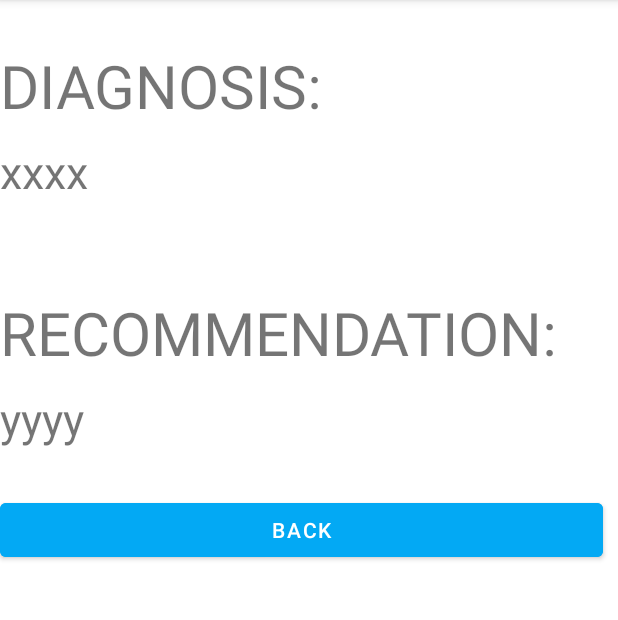
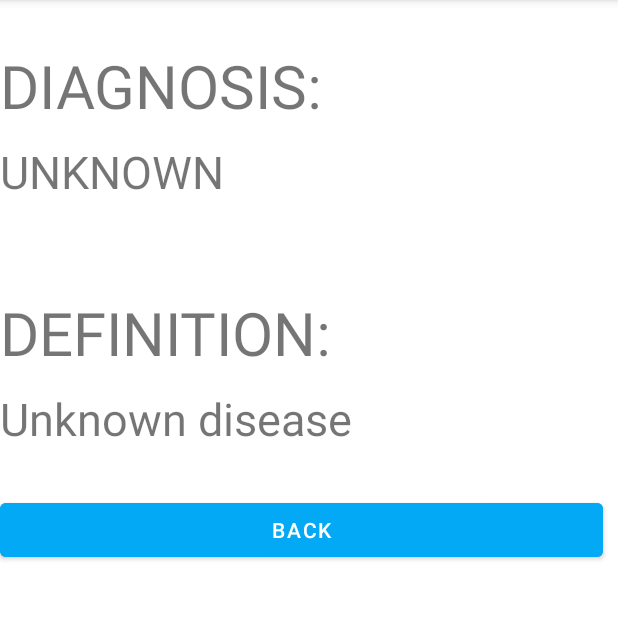
Before and after one commit to mrinkaul/healthcareapp, an Android app: the SymptomsActivity screen opened directly, with no data from a screen before it, after a tap on "DIAGNOSE NOW", on a phone screen of 412 x 824 dp, the part 84-704 px from its top. Run offline under Robolectric (Android 15) with nearby library versions, the phone set to English and light mode, and no system bars.

Commit message:
Integrated VirtualDoctor with Symptoms, Diagnosis and Defintion. Added new Symptoms.java that has all the symptoms booleans. Updated build.gradle for gson to translate Syptoms to string and back while passing between activities

```diff
--- a/app/build.gradle
+++ b/app/build.gradle
@@ -38,4 +38,5 @@ dependencies {
     testImplementation 'junit:junit:4.+'
     androidTestImplementation 'androidx.test.ext:junit:1.1.3'
     androidTestImplementation 'androidx.test.espresso:espresso-core:3.4.0'
+    implementation 'com.google.code.gson:gson:2.8.9'
 }
--- /dev/null
+++ b/app/src/main/java/com/rwc/symptomtracker/doctor/Symptoms.java
@@ -0,0 +1,57 @@
+package com.rwc.symptomtracker.doctor;
+
+public class Symptoms{
+    public Boolean fever;
+    public Boolean long_lasting_cough;
+    public Boolean sneezing;
+    public Boolean bodypain;
+    public Boolean loss_of_appetite;
+    public Boolean night_sweats;
+    public Boolean shaking_chills;
+    public Boolean shortness_of_breath;
+    public Boolean fatigue;
+    public Boolean green_bloody_mucus;
+    public Boolean chest_pains;
+    public Boolean fast_heartrate;
+    public Boolean headache;
+    public Boolean stomachache;
+    public Boolean loss_of_taste;
+    public Boolean swollenlymph;
+    public Boolean loss_of_smell;
+
+    public Symptoms(Boolean fever,
+                    Boolean long_lasting_cough,
+                    Boolean sneezing,
+                    Boolean bodypain,
+                    Boolean loss_of_appetite,
+                    Boolean night_sweats,
+                    Boolean shaking_chills,
+                    Boolean shortness_of_breath,
+                    Boolean fatigue,
+                    Boolean green_bloody_mucus,
+                    Boolean chest_pains,
+                    Boolean fast_heartrate,
+                    Boolean headache,
+                    Boolean stomachache,
+                    Boolean loss_of_taste,
+                    Boolean swollenlymph,
+                    Boolean loss_of_smell) {
+        this.fever = fever;
+        this.long_lasting_cough = long_lasting_cough;
+        this.sneezing = sneezing;
+        this.bodypain = bodypain;
+        this.loss_of_appetite = loss_of_appetite;
+        this.night_sweats = night_sweats;
+        this.shaking_chills = shaking_chills;
+        this.shortness_of_breath = shortness_of_breath;
+        this.fatigue = fatigue;
+        this.green_bloody_mucus = green_bloody_mucus;
+        this.chest_pains = chest_pains;
+        this.fast_heartrate = fast_heartrate;
+        this.headache = headache;
+        this.stomachache = stomachache;
+        this.loss_of_taste = loss_of_taste;
+        this.swollenlymph = swollenlymph;
+        this.loss_of_smell = loss_of_smell;
+    }
+}
--- a/app/src/main/java/com/rwc/symptomtracker/doctor/VirtualDoctor.java
+++ b/app/src/main/java/com/rwc/symptomtracker/doctor/VirtualDoctor.java
@@ -8,7 +8,14 @@ public class VirtualDoctor {
     public static String DIAGNOSIS_UNKNOWN = "UNKNOWN";
     public static String DIAGNOSIS_CHAGAS = "CHAGAS DISEASE";
 
-    public static String diagnose(Boolean fever,
+    public static String DEFINITION_COVID = "Abc .. Do something";
+    public static String DEFINITION_COMMON_COLD = "Add here";
+    public static String DEFINITION_PNEUMONIA = "AA";
+    public static String DEFINITION_TUBERCULOSIS = "AAAA";
+    public static String DEFINITION_CHAGAS = "CCCC";
+    public static String DEFINITION_UNKNOWN = "Unknown disease";
+
+    public static FullDiagnosis diagnose(Boolean fever,
                                   Boolean long_lasting_cough,
                                   Boolean sneezing ,
                                   Boolean bodypain,
@@ -27,20 +34,30 @@ public class VirtualDoctor {
                                   Boolean loss_of_smell){
 
         if (fever && long_lasting_cough && loss_of_taste && loss_of_smell)
-            return DIAGNOSIS_COVID;
+            return new FullDiagnosis(DIAGNOSIS_COVID, DEFINITION_COVID);
         if (!fever && sneezing)
-            return DIAGNOSIS_COMMON_COLD;
+            return new FullDiagnosis(DIAGNOSIS_COMMON_COLD, DEFINITION_COMMON_COLD);
         if(green_bloody_mucus && shortness_of_breath && fatigue && fast_heartrate && chest_pains)
-            return DIAGNOSIS_PNEUMONIA;
+            return new FullDiagnosis(DIAGNOSIS_PNEUMONIA, DEFINITION_PNEUMONIA);
         if (fever && night_sweats && loss_of_appetite && long_lasting_cough)
-            return DIAGNOSIS_TUBERCULOSIS;
+            return new FullDiagnosis(DIAGNOSIS_TUBERCULOSIS, DEFINITION_TUBERCULOSIS);
         if (bodypain && fever && headache && stomachache && swollenlymph)
-            return DIAGNOSIS_CHAGAS;
+            return new FullDiagnosis(DIAGNOSIS_CHAGAS, DEFINITION_CHAGAS);
+
+        return new FullDiagnosis(DIAGNOSIS_UNKNOWN, DEFINITION_UNKNOWN);
+    }
 
 
-        return DIAGNOSIS_UNKNOWN;
+
+    public static class FullDiagnosis {
+        public String diagnosis;
+        public String definition;
+
+        public FullDiagnosis(String diagnosis, String definition) {
+            this.diagnosis = diagnosis;
+            this.definition = definition;
+        }
     }
-
 
     /***
      * MAIN won't work on Android
--- a/app/src/main/java/com/rwc/symptomtracker/frontendjava/DiagnosisActivity.java
+++ b/app/src/main/java/com/rwc/symptomtracker/frontendjava/DiagnosisActivity.java
@@ -2,20 +2,65 @@ package com.rwc.symptomtracker.frontendjava;
 
 import static com.rwc.symptomtracker.Constants.GLOBAL_TAG;
 
+import android.content.Intent;
 import android.os.Bundle;
 import android.util.Log;
+import android.widget.TextView;
 
 import androidx.appcompat.app.AppCompatActivity;
 
+import com.google.gson.Gson;
 import com.rwc.symptomtracker.R;
+import com.rwc.symptomtracker.doctor.Symptoms;
+import com.rwc.symptomtracker.doctor.VirtualDoctor;
 
 public class DiagnosisActivity extends AppCompatActivity {
     private static final String TAG = GLOBAL_TAG + "DiagnosisActivity";
+
+    TextView diagnosisTextView;
+    TextView definitionTextView;
 
     @Override
     protected void onCreate(Bundle savedInstanceState) {
         super.onCreate(savedInstanceState);
         setContentView(R.layout.fragment_diagnosis);
         Log.d(TAG, "Started......");
+        getHandles();
+
+        Intent intent = getIntent();
+        if(intent != null) {
+            String symptomsAsString = intent.getStringExtra("PassedSymptoms");
+            Log.d(TAG, "Got symptoms as string = "+symptomsAsString);
+            Gson gson = new Gson();
+            Symptoms symptoms = gson.fromJson(symptomsAsString, Symptoms.class) ;
+
+            // Call the VirtualDoctor
+            VirtualDoctor.FullDiagnosis fullDiagnosis = VirtualDoctor.diagnose(symptoms.fever,
+                    symptoms.long_lasting_cough,
+                    symptoms.sneezing,
+                    symptoms.bodypain,
+                    symptoms.loss_of_appetite,
+                    symptoms.night_sweats,
+                    symptoms.shaking_chills,
+                    symptoms.shortness_of_breath,
+                    symptoms.fatigue,
+                    symptoms.green_bloody_mucus,
+                    symptoms.chest_pains,
+                    symptoms.fast_heartrate,
+                    symptoms.headache,
+                    symptoms.stomachache,
+                    symptoms.loss_of_taste,
+                    symptoms.swollenlymph,
+                    symptoms.loss_of_smell);
+
+            diagnosisTextView.setText(fullDiagnosis.diagnosis);
+            definitionTextView.setText(fullDiagnosis.definition);
+        }
     }
+
+    private void getHandles() {
+        diagnosisTextView = (TextView) findViewById(R.id.textViewDiagnosis);
+        definitionTextView = (TextView) findViewById(R.id.textViewDefinition);
+    }
+
 }
--- a/app/src/main/java/com/rwc/symptomtracker/frontendjava/Symptoms.java
+++ /dev/null
@@ -1,64 +0,0 @@
-package com.rwc.symptomtracker;
-
-import android.os.Bundle;
-
-import androidx.fragment.app.Fragment;
-
-import android.view.LayoutInflater;
-import android.view.View;
-import android.view.ViewGroup;
-
-/**
- * A simple {@link Fragment} subclass.
- * Use the {@link Symptoms#newInstance} factory method to
- * create an instance of this fragment.
- */
-public class Symptoms extends Fragment {
-
-    // TODO: Rename parameter arguments, choose names that match
-    // the fragment initialization parameters, e.g. ARG_ITEM_NUMBER
-    private static final String ARG_PARAM1 = "param1";
-    private static final String ARG_PARAM2 = "param2";
-
-    // TODO: Rename and change types of parameters
-    private String mParam1;
-    private String mParam2;
-
-    public Symptoms() {
-        // Required empty public constructor
-    }
-
-    /**
-     * Use this factory method to create a new instance of
-     * this fragment using the provided parameters.
-     *
-     * @param param1 Parameter 1.
-     * @param param2 Parameter 2.
-     * @return A new instance of fragment Symptoms.
-     */
-    // TODO: Rename and change types and number of parameters
-    public static Symptoms newInstance(String param1, String param2) {
-        Symptoms fragment = new Symptoms();
-        Bundle args = new Bundle();
-        args.putString(ARG_PARAM1, param1);
-        args.putString(ARG_PARAM2, param2);
-        fragment.setArguments(args);
-        return fragment;
-    }
-
-    @Override
-    public void onCreate(Bundle savedInstanceState) {
-        super.onCreate(savedInstanceState);
-        if (getArguments() != null) {
-            mParam1 = getArguments().getString(ARG_PARAM1);
-            mParam2 = getArguments().getString(ARG_PARAM2);
-        }
-    }
-
-    @Override
-    public View onCreateView(LayoutInflater inflater, ViewGroup container,
-                             Bundle savedInstanceState) {
-        // Inflate the layout for this fragment
-        return inflater.inflate(R.layout.fragment_symptoms, container, false);
-    }
-}
--- a/app/src/main/java/com/rwc/symptomtracker/frontendjava/SymptomsActivity.java
+++ b/app/src/main/java/com/rwc/symptomtracker/frontendjava/SymptomsActivity.java
@@ -4,18 +4,20 @@ import static com.rwc.symptomtracker.Constants.GLOBAL_TAG;
 
 import android.content.Intent;
 import android.os.Bundle;
+import android.os.Parcelable;
 import android.util.Log;
 import android.view.View;
 import android.widget.CheckBox;
 
 import androidx.appcompat.app.AppCompatActivity;
 
+import com.google.gson.Gson;
 import com.rwc.symptomtracker.R;
+import com.rwc.symptomtracker.doctor.Symptoms;
 
 public class SymptomsActivity extends AppCompatActivity {
     private static final String TAG = GLOBAL_TAG + "SymptomsActivity";
 
-    CheckBox checkboxFever;
 
     @Override
     protected void onCreate(Bundle savedInstanceState) {
@@ -26,9 +28,33 @@ public class SymptomsActivity extends AppCompatActivity {
 
     public void onClickButtonDiagnose(View view) {
         Log.d(TAG, "Diagnose button clicked");
-        checkboxFever = (CheckBox) findViewById(R.id.checkboxFever);
+
+        Symptoms symptoms = new Symptoms(((CheckBox)findViewById(R.id.checkboxFever)).isChecked(),
+                ((CheckBox)findViewById(R.id.checkboxLongLastingCough)).isChecked(),
+                ((CheckBox)findViewById(R.id.checkboxSneezing)).isChecked(),
+                ((CheckBox)findViewById(R.id.checkboxBodypain)).isChecked(),
+                ((CheckBox)findViewById(R.id.checkboxLossOfAppetite)).isChecked(),
+                ((CheckBox)findViewById(R.id.checkboxNightSweats)).isChecked(),
+                ((CheckBox)findViewById(R.id.checkboxShakingChills)).isChecked(),
+                ((CheckBox)findViewById(R.id.checkboxShortnessOfBreath)).isChecked(),
+                ((CheckBox)findViewById(R.id.checkboxFatigue)).isChecked(),
+                ((CheckBox)findViewById(R.id.checkMucus)).isChecked(),
+                ((CheckBox)findViewById(R.id.checkboxChestPains)).isChecked(),
+                ((CheckBox)findViewById(R.id.checkboxFastHeartrate)).isChecked(),
+                ((CheckBox)findViewById(R.id.checkboxHeadache)).isChecked(),
+                ((CheckBox)findViewById(R.id.checkboxStomachache)).isChecked(),
+                ((CheckBox)findViewById(R.id.checkboxLossOfTaste)).isChecked(),
+                ((CheckBox)findViewById(R.id.checkboxSwollenLymph)).isChecked(),
+                ((CheckBox)findViewById(R.id.checkboxLossOfSmell)).isChecked());
+        Log.d(TAG, "Symptoms created = "+symptoms);
+
+        Gson gson = new Gson();
+        String symptomsAsAString = gson.toJson(symptoms);
+        Log.d(TAG, "Symptoms As String = "+symptomsAsAString);
 
         Intent intent = new Intent(this, DiagnosisActivity.class);
+        intent.putExtra("PassedSymptoms", symptomsAsAString);
         startActivity(intent);
+
     }
 }
--- a/app/src/main/res/layout/fragment_diagnosis.xml
+++ b/app/src/main/res/layout/fragment_diagnosis.xml
@@ -36,22 +36,22 @@
         android:text="xxxx" />
 
     <TextView
-        android:id="@+id/textViewRecommendationLabel"
+        android:id="@+id/textViewDefinitionLabel"
         android:layout_width="wrap_content"
         android:layout_height="wrap_content"
         android:layout_marginTop="30dp"
         android:layout_marginBottom="10dp"
         app:layout_constraintStart_toStartOf="parent"
-        android:text="RECOMMENDATION:"
+        android:text="DEFINITION:"
         android:textSize="40sp" />
 
     <TextView
-        android:id="@+id/textViewRecommendation"
+        android:id="@+id/textViewDefinition"
         android:layout_width="wrap_content"
         android:layout_height="wrap_content"
         android:textSize="30sp"
         android:layout_marginBottom="30dp"
-        app:layout_constraintBottom_toBottomOf="@+id/textViewRecommendationLabel"
+        app:layout_constraintBottom_toBottomOf="@+id/textViewDefinitionLabel"
         android:text="yyyy" />
 
         <Button
```
